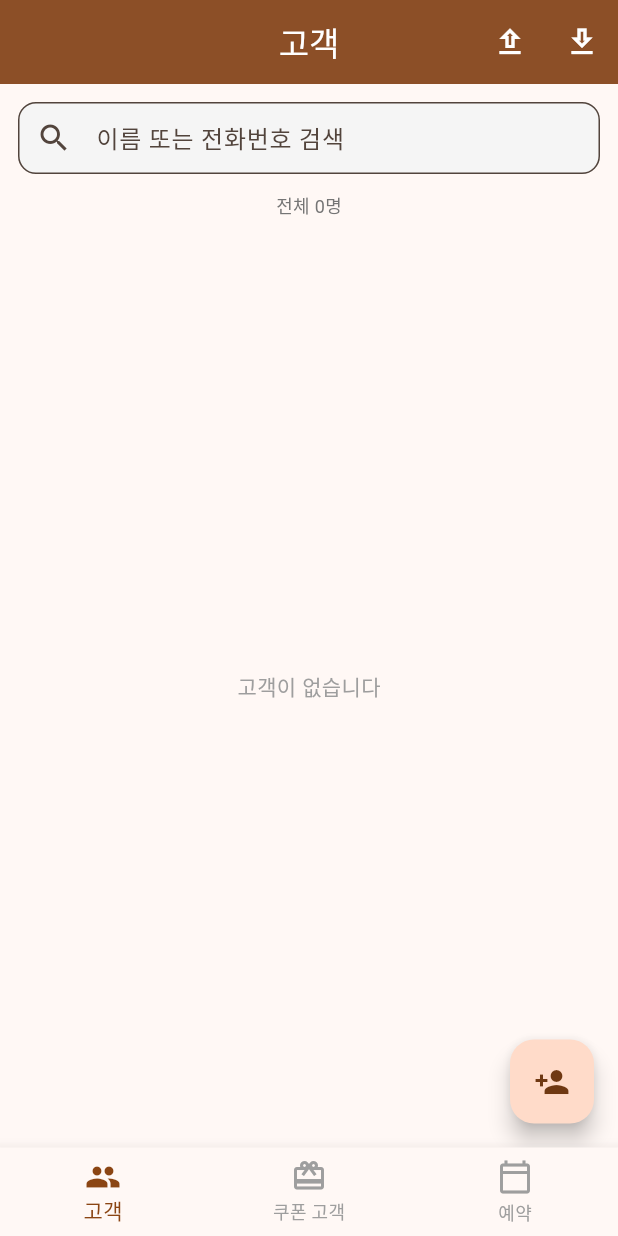
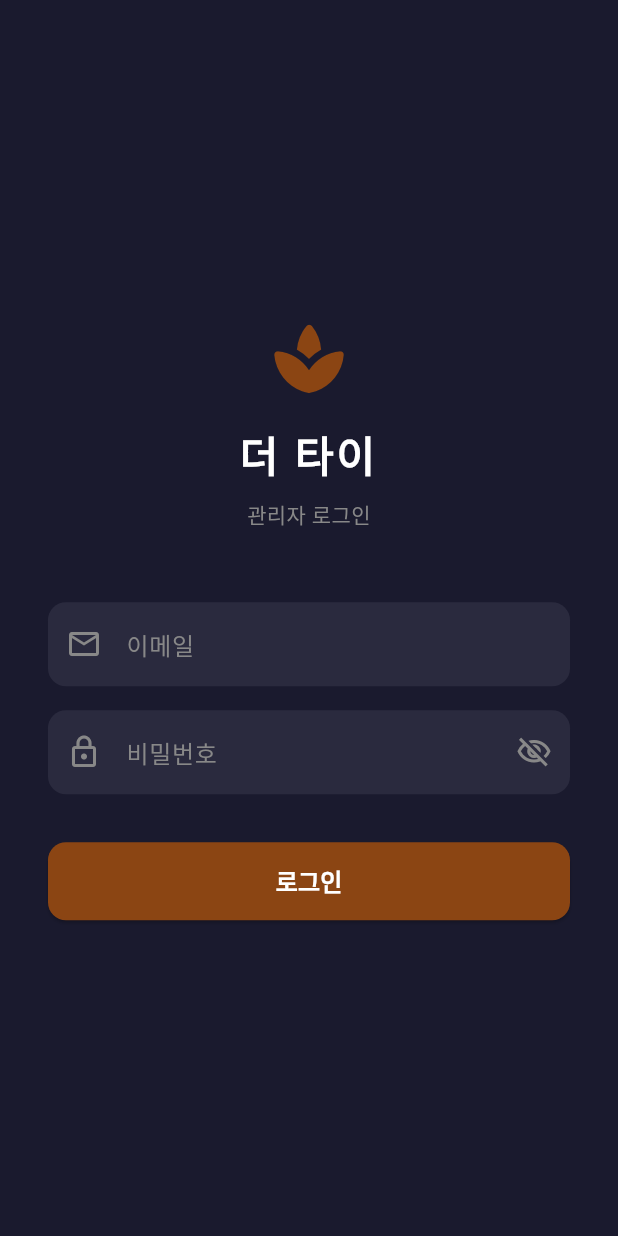
Before and after one commit to maze4995/the_thai_app, a Flutter app: the screen it shows after launch, on a phone screen of 412 x 824 dp. Run offline on Flutter 3.47's test engine with Material 3 defaults, Android fonts, the phone set to English and light mode, and no system bars; drawn by our look-alikes of overlay_support; our stand-ins replace flutter_contacts, flutter_local_notifications, permission_handler, supabase_flutter; missing offline and left inert: phone_state; accounts and stored records are empty.

Commit message:
모바일 앱 Auth 구현: 로그인/로그아웃 및 store_id 주입
- auth_service.dart 추가: 로그인, store_id 로드, 로그아웃 처리
- login_screen.dart 추가: 이메일/비밀번호 로그인 UI
- main.dart: _AuthGate 위젯으로 앱 시작 시 세션 확인 후 분기
- supabase_service.dart: customers/reservations/visit_history INSERT에 store_id 자동 주입
- home_screen.dart: 더보기 메뉴에 로그아웃 버튼 추가

Co-Authored-By: Claude Sonnet 4.6 <noreply@anthropic.com>

```diff
--- a/lib/main.dart
+++ b/lib/main.dart
@@ -10,8 +10,10 @@ import 'app_route_observer.dart';
 import 'models/customer.dart';
 import 'screens/customer_add_screen.dart';
 import 'screens/customer_detail_screen.dart';
+import 'screens/login_screen.dart';
 import 'screens/main_shell.dart';
 import 'screens/reservation_add_screen.dart';
+import 'services/auth_service.dart';
 import 'services/native_call_service.dart';
 import 'services/notification_service.dart';
 import 'services/phone_service.dart';
@@ -322,8 +324,60 @@ class _ThaiAppState extends State<ThaiApp> with WidgetsBindingObserver {
           ),
           useMaterial3: true,
         ),
-        home: const MainShell(),
+        home: const _AuthGate(),
       ),
     );
   }
 }
+
+// ── 인증 게이트 ──────────────────────────────────────────────────────────────
+
+class _AuthGate extends StatefulWidget {
+  const _AuthGate();
+
+  @override
+  State<_AuthGate> createState() => _AuthGateState();
+}
+
+class _AuthGateState extends State<_AuthGate> {
+  bool _loading = true;
+  bool _authenticated = false;
+
+  @override
+  void initState() {
+    super.initState();
+    _checkSession();
+  }
+
+  Future<void> _checkSession() async {
+    if (AuthService.isLoggedIn) {
+      // 세션은 있지만 storeId가 없으면 로드
+      if (AuthService.storeId == null) {
+        await AuthService.loadStoreId();
+      }
+      if (mounted) setState(() { _loading = false; _authenticated = true; });
+    } else {
+      if (mounted) setState(() { _loading = false; _authenticated = false; });
+    }
+  }
+
+  void _onLoginSuccess() {
+    setState(() => _authenticated = true);
+  }
+
+  @override
+  Widget build(BuildContext context) {
+    if (_loading) {
+      return const Scaffold(
+        backgroundColor: Color(0xFF1a1a2e),
+        body: Center(
+          child: CircularProgressIndicator(color: Color(0xFF8B4513)),
+        ),
+      );
+    }
+    if (!_authenticated) {
+      return LoginScreen(onLoginSuccess: _onLoginSuccess);
+    }
+    return const MainShell();
+  }
+}
--- /dev/null
+++ b/lib/screens/login_screen.dart
@@ -0,0 +1,219 @@
+import 'package:flutter/material.dart';
+
+import '../services/auth_service.dart';
+
+class LoginScreen extends StatefulWidget {
+  final VoidCallback onLoginSuccess;
+
+  const LoginScreen({super.key, required this.onLoginSuccess});
+
+  @override
+  State<LoginScreen> createState() => _LoginScreenState();
+}
+
+class _LoginScreenState extends State<LoginScreen> {
+  final _emailController = TextEditingController();
+  final _passwordController = TextEditingController();
+  bool _loading = false;
+  String? _errorMessage;
+  bool _obscurePassword = true;
+
+  Future<void> _submit() async {
+    final email = _emailController.text.trim();
+    final password = _passwordController.text;
+
+    if (email.isEmpty || password.isEmpty) {
+      setState(() => _errorMessage = '이메일과 비밀번호를 입력해주세요.');
+      return;
+    }
+
+    setState(() {
+      _loading = true;
+      _errorMessage = null;
+    });
+
+    final error = await AuthService.signIn(email: email, password: password);
+
+    if (!mounted) return;
+
+    if (error != null) {
+      setState(() {
+        _loading = false;
+        _errorMessage = error;
+      });
+    } else {
+      widget.onLoginSuccess();
+    }
+  }
+
+  @override
+  void dispose() {
+    _emailController.dispose();
+    _passwordController.dispose();
+    super.dispose();
+  }
+
+  @override
+  Widget build(BuildContext context) {
+    return Scaffold(
+      backgroundColor: const Color(0xFF1a1a2e),
+      body: SafeArea(
+        child: Center(
+          child: SingleChildScrollView(
+            padding: const EdgeInsets.symmetric(horizontal: 32),
+            child: Column(
+              mainAxisAlignment: MainAxisAlignment.center,
+              crossAxisAlignment: CrossAxisAlignment.stretch,
+              children: [
+                const SizedBox(height: 48),
+                // 로고/타이틀
+                const Icon(
+                  Icons.spa_rounded,
+                  size: 56,
+                  color: Color(0xFF8B4513),
+                ),
+                const SizedBox(height: 16),
+                const Text(
+                  '더 타이',
+                  textAlign: TextAlign.center,
+                  style: TextStyle(
+                    color: Colors.white,
+                    fontSize: 28,
+                    fontWeight: FontWeight.bold,
+                    letterSpacing: 2,
+                  ),
+                ),
+                const SizedBox(height: 8),
+                const Text(
+                  '관리자 로그인',
+                  textAlign: TextAlign.center,
+                  style: TextStyle(
+                    color: Color(0xFF888888),
+                    fontSize: 14,
+                  ),
+                ),
+                const SizedBox(height: 48),
+                // 이메일 입력
+                TextField(
+                  controller: _emailController,
+                  keyboardType: TextInputType.emailAddress,
+                  autocorrect: false,
+                  style: const TextStyle(color: Colors.white),
+                  decoration: InputDecoration(
+                    labelText: '이메일',
+                    labelStyle: const TextStyle(color: Color(0xFF888888)),
+                    filled: true,
+                    fillColor: const Color(0xFF2a2a3e),
+                    border: OutlineInputBorder(
+                      borderRadius: BorderRadius.circular(12),
+                      borderSide: BorderSide.none,
+                    ),
+                    focusedBorder: OutlineInputBorder(
+                      borderRadius: BorderRadius.circular(12),
+                      borderSide: const BorderSide(
+                        color: Color(0xFF8B4513),
+                        width: 1.5,
+                      ),
+                    ),
+                    prefixIcon: const Icon(
+                      Icons.email_outlined,
+                      color: Color(0xFF888888),
+                    ),
+                  ),
+                  onSubmitted: (_) => _submit(),
+                ),
+                const SizedBox(height: 16),
+                // 비밀번호 입력
+                TextField(
+                  controller: _passwordController,
+                  obscureText: _obscurePassword,
+                  style: const TextStyle(color: Colors.white),
+                  decoration: InputDecoration(
+                    labelText: '비밀번호',
+                    labelStyle: const TextStyle(color: Color(0xFF888888)),
+                    filled: true,
+                    fillColor: const Color(0xFF2a2a3e),
+                    border: OutlineInputBorder(
+                      borderRadius: BorderRadius.circular(12),
+                      borderSide: BorderSide.none,
+                    ),
+                    focusedBorder: OutlineInputBorder(
+                      borderRadius: BorderRadius.circular(12),
+                      borderSide: const BorderSide(
+                        color: Color(0xFF8B4513),
+                        width: 1.5,
+                      ),
+                    ),
+                    prefixIcon: const Icon(
+                      Icons.lock_outlined,
+                      color: Color(0xFF888888),
+                    ),
+                    suffixIcon: IconButton(
+                      icon: Icon(
+                        _obscurePassword
+                            ? Icons.visibility_off_outlined
+                            : Icons.visibility_outlined,
+                        color: const Color(0xFF888888),
+                      ),
+                      onPressed: () {
+                        setState(() => _obscurePassword = !_obscurePassword);
+                      },
+                    ),
+                  ),
+                  onSubmitted: (_) => _submit(),
+                ),
+                const SizedBox(height: 8),
+                // 에러 메시지
+                if (_errorMessage != null)
+                  Padding(
+                    padding: const EdgeInsets.only(top: 4, bottom: 4),
+                    child: Text(
+                      _errorMessage!,
+                      style: const TextStyle(
+                        color: Color(0xFFFF6B6B),
+                        fontSize: 13,
+                      ),
+                      textAlign: TextAlign.center,
+                    ),
+                  ),
+                const SizedBox(height: 24),
+                // 로그인 버튼
+                SizedBox(
+                  height: 52,
+                  child: ElevatedButton(
+                    onPressed: _loading ? null : _submit,
+                    style: ElevatedButton.styleFrom(
+                      backgroundColor: const Color(0xFF8B4513),
+                      foregroundColor: Colors.white,
+                      disabledBackgroundColor: const Color(0xFF5a2d0c),
+                      shape: RoundedRectangleBorder(
+                        borderRadius: BorderRadius.circular(12),
+                      ),
+                    ),
+                    child: _loading
+                        ? const SizedBox(
+                            width: 22,
+                            height: 22,
+                            child: CircularProgressIndicator(
+                              color: Colors.white,
+                              strokeWidth: 2.5,
+                            ),
+                          )
+                        : const Text(
+                            '로그인',
+                            style: TextStyle(
+                              fontSize: 16,
+                              fontWeight: FontWeight.bold,
+                            ),
+                          ),
+                  ),
+                ),
+                const SizedBox(height: 48),
+              ],
+            ),
+          ),
+        ),
+      ),
+    );
+  }
+}
--- /dev/null
+++ b/lib/services/auth_service.dart
@@ -0,0 +1,50 @@
+import 'package:supabase_flutter/supabase_flutter.dart';
+
+class AuthService {
+  static SupabaseClient get _client => Supabase.instance.client;
+
+  /// 현재 로그인된 사용자의 store_id (로그인 후 loadStoreId()로 설정됨)
+  static String? storeId;
+
+  /// 이메일/비밀번호로 로그인 후 storeId 로드
+  static Future<String?> signIn({
+    required String email,
+    required String password,
+  }) async {
+    final res = await _client.auth.signInWithPassword(
+      email: email,
+      password: password,
+    );
+    if (res.user == null) return '로그인에 실패했습니다.';
+    final error = await loadStoreId();
+    return error;
+  }
+
+  /// store_members 에서 store_id 조회 및 저장
+  static Future<String?> loadStoreId() async {
+    final user = _client.auth.currentUser;
+    if (user == null) return '로그인 상태가 아닙니다.';
+
+    final rows = await _client
+        .from('store_members')
+        .select('store_id')
+        .eq('user_id', user.id)
+        .limit(1);
+
+    if ((rows as List).isEmpty) {
+      return '소속 매장이 없습니다. 관리자에게 문의하세요.';
+    }
+
+    storeId = rows.first['store_id'] as String;
+    return null; // 성공
+  }
+
+  static Future<void> signOut() async {
+    storeId = null;
+    await _client.auth.signOut();
+  }
+
+  static bool get isLoggedIn => _client.auth.currentSession != null;
+
+  static String? get currentUserEmail => _client.auth.currentUser?.email;
+}
```
Also changed, not shown: lib/screens/home_screen.dart (+36 -0 lines), lib/services/supabase_service.dart (+10 -1 lines).
